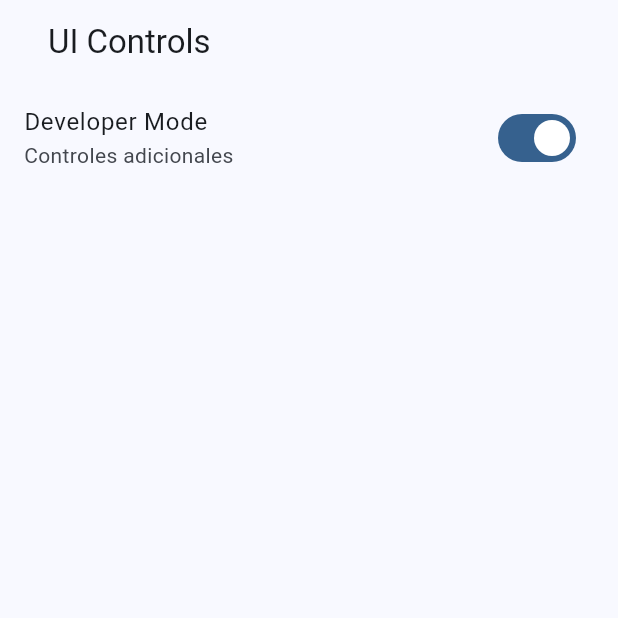
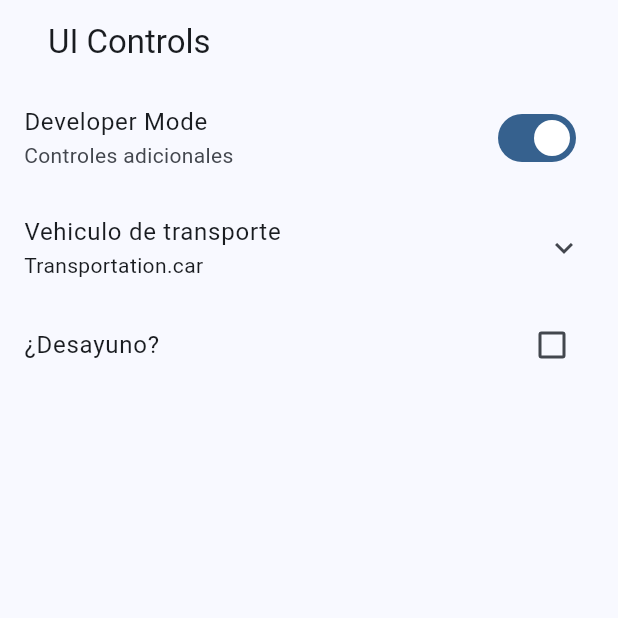
Before and after one commit to JulianRivers/widget_app, a Flutter app: the UiControlsScreen screen opened by its route, on a phone screen of 412 x 824 dp, the top half of it. Run offline on Flutter 3.47's test engine with Material 2 defaults, Android fonts, the phone set to English and light mode, and no system bars; our stand-ins replace go_router.

Commit message:
ui-controls

```diff
--- a/lib/config/router/app_router.dart
+++ b/lib/config/router/app_router.dart
@@ -37,7 +37,7 @@ final appRouter = GoRouter(
       builder: (context, state) => const AnimatedScreen(),
     ),
     GoRoute(
-      path: '/ui_controls',
+      path: '/ui-controls',
       name: UiControlsScreen.name,
       builder: (context, state) => const UiControlsScreen(),
     ),
--- a/lib/presentation/screens/ui_controls_screen/ui_controls_screen.dart
+++ b/lib/presentation/screens/ui_controls_screen/ui_controls_screen.dart
@@ -25,17 +25,70 @@ class _UIControlsView extends StatefulWidget {
   State<_UIControlsView> createState() => _UIControlsViewState();
 }
 
+enum Transportation { car, plane, boat, submarine }
+
 class _UIControlsViewState extends State<_UIControlsView> {
+  bool isDeveloper = true;
+  Transportation selectedTransportation = Transportation.car;
+  bool wantsBreakfast = false;
+
   @override
   Widget build(BuildContext context) {
     return ListView(
       physics: const ClampingScrollPhysics(),
       children: [
         SwitchListTile(
-            value: true,
+            value: isDeveloper,
             title: const Text('Developer Mode'),
             subtitle: const Text('Controles adicionales'),
-            onChanged: (value) {})
+            onChanged: (value) {
+              isDeveloper = !isDeveloper;
+              setState(() {});
+            }),
+        ExpansionTile(
+          title: const Text('Vehiculo de transporte'),
+          subtitle: Text('$selectedTransportation'),
+          children: [
+            RadioListTile(
+                title: const Text('By car'),
+                subtitle: const Text('Viaja por carro'),
+                value: Transportation.car,
+                groupValue: selectedTransportation,
+                onChanged: (value) => setState(() {
+                      selectedTransportation = Transportation.car;
+                    })),
+            RadioListTile(
+                title: const Text('By boat'),
+                subtitle: const Text('Viaja por bote'),
+                value: Transportation.boat,
+                groupValue: selectedTransportation,
+                onChanged: (value) => setState(() {
+                      selectedTransportation = Transportation.boat;
+                    })),
+            RadioListTile(
+                title: const Text('By plane'),
+                subtitle: const Text('Viaja por avión'),
+                value: Transportation.plane,
+                groupValue: selectedTransportation,
+                onChanged: (value) => setState(() {
+                      selectedTransportation = Transportation.plane;
+                    })),
+            RadioListTile(
+                title: const Text('By submarine'),
+                subtitle: const Text('Viaja por submarino'),
+                value: Transportation.submarine,
+                groupValue: selectedTransportation,
+                onChanged: (value) => setState(() {
+                      selectedTransportation = Transportation.submarine;
+                    })),
+          ],
+        ),
+        CheckboxListTile(
+            title: const Text('¿Desayuno?'),
+            value: wantsBreakfast,
+            onChanged: (value) => setState(() {
+                  wantsBreakfast = !wantsBreakfast;
+                }))
       ],
     );
   }
```
